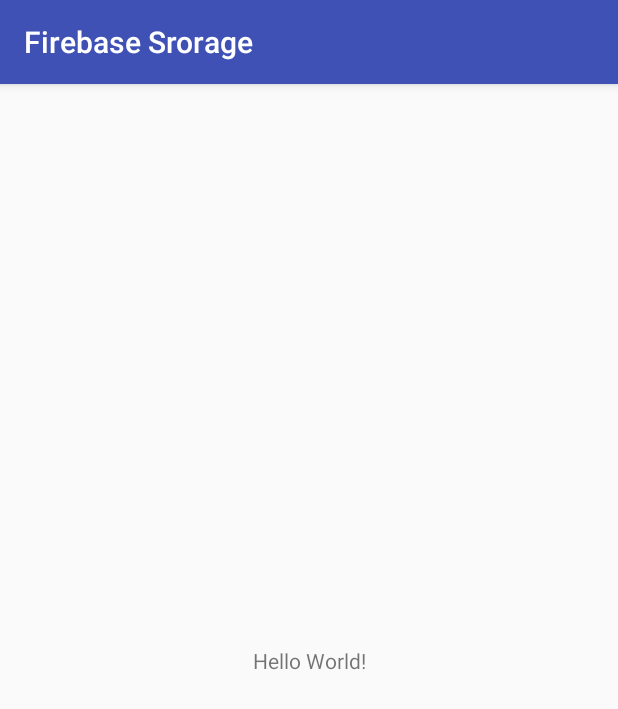
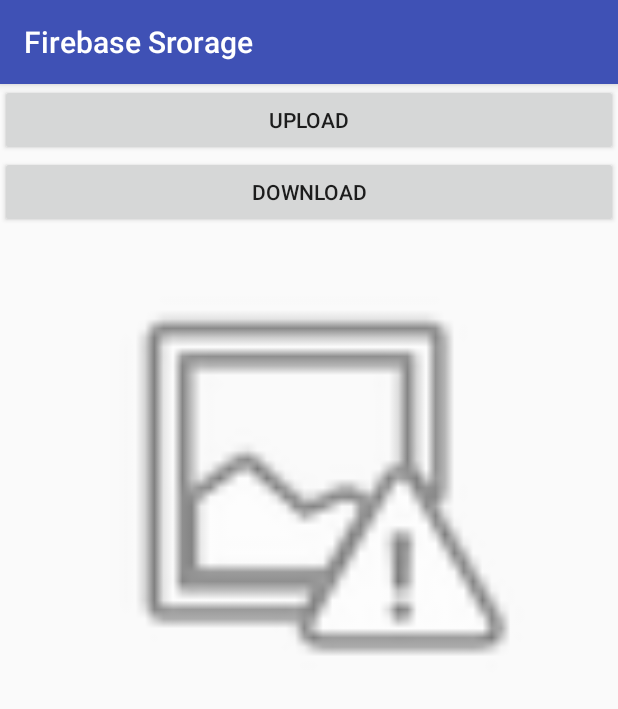
Before and after one commit to edgon85/edgongram, an Android app: the screen it shows after launch (MainActivity), on a phone screen of 412 x 824 dp. Shown: the top 709 px of the screen. Run offline under Robolectric (Android 15) with nearby library versions, the phone set to English and light mode, and no system bars; our stand-ins replace Firebase (no records; nobody signed in at launch, a user with empty details on screens opened directly).

Commit message:
agregado firebase stotage

```diff
--- a/firebasesrorage/build.gradle
+++ b/firebasesrorage/build.gradle
@@ -29,5 +29,8 @@ dependencies {
     })
     compile 'com.android.support:appcompat-v7:26.+'
     compile 'com.android.support.constraint:constraint-layout:1.0.2'
+    compile 'com.google.firebase:firebase-storage:11.0.4'
+
     testCompile 'junit:junit:4.12'
 }
+apply plugin: 'com.google.gms.google-services'
--- a/firebasesrorage/src/main/java/com/edgon/firebaseauthentication/MainActivity.java
+++ b/firebasesrorage/src/main/java/com/edgon/firebaseauthentication/MainActivity.java
@@ -1,13 +1,78 @@
 package com.edgon.firebaseauthentication;
 
+import android.content.Intent;
+import android.graphics.Bitmap;
+import android.net.Uri;
 import android.support.v7.app.AppCompatActivity;
 import android.os.Bundle;
+import android.view.View;
+import android.widget.Button;
+import android.widget.ImageView;
+import android.widget.Toast;
 
-public class MainActivity extends AppCompatActivity {
+import com.google.firebase.storage.StorageReference;
+
+import java.io.ByteArrayOutputStream;
+
+public class MainActivity extends AppCompatActivity implements View.OnClickListener{
+
+    private static final int CHOOSER_IMAGES = 1;
+    private Button btnUpload;
+    private Button btnDownload;
+    private ImageView imgImage;
+
+    private StorageReference storageReference;
 
     @Override
     protected void onCreate(Bundle savedInstanceState) {
         super.onCreate(savedInstanceState);
         setContentView(R.layout.activity_main);
+
+        btnUpload = (Button) findViewById(R.id.btn_upload);
+        btnDownload = (Button) findViewById(R.id.btn_download);
+        imgImage = (ImageView) findViewById(R.id.img_image);
+
+        btnUpload.setOnClickListener(this);
+        btnDownload.setOnClickListener(this);
+        imgImage.setOnClickListener(this);
+    }
+
+    @Override
+    public void onClick(View v) {
+        switch (v.getId()){
+            case R.id.btn_upload:
+                Toast.makeText(this, "Upload", Toast.LENGTH_SHORT).show();
+                break;
+            case R.id.btn_download:
+                Toast.makeText(this, "Download", Toast.LENGTH_SHORT).show();
+                break;
+
+            case R.id.img_image:
+                Intent intent = new Intent();
+                intent.setType("image/*");
+                intent.setAction(Intent.ACTION_GET_CONTENT);
+                startActivityForResult(Intent.createChooser(intent,"Select image"),CHOOSER_IMAGES);
+                break;
+        }
+    }
+
+    @Override
+    protected void onActivityResult(int requestCode, int resultCode, Intent data) {
+        super.onActivityResult(requestCode, resultCode, data);
+        if (requestCode == CHOOSER_IMAGES){
+            Uri uriImage = data.getData();
+            if (uriImage != null){
+                imgImage.setImageURI(uriImage);
+            }
+        }
+    }
+
+    void updateImage(){
+        StorageReference imageRef = storageReference.child("image.png");
+         imgImage.setDrawingCacheEnabled(true);
+        imgImage.buildDrawingCache();
+
+        Bitmap bitmap = imgImage.getDrawingCache();
+        //ByteArrayOutputStream baos =
     }
 }
--- a/firebasesrorage/src/main/res/layout/activity_main.xml
+++ b/firebasesrorage/src/main/res/layout/activity_main.xml
@@ -1,14 +1,32 @@
 <?xml version="1.0" encoding="utf-8"?>
-<android.support.constraint.ConstraintLayout
+<LinearLayout
     xmlns:android="http://schemas.android.com/apk/res/android"
     xmlns:app="http://schemas.android.com/apk/res-auto"
-    xmlns:tools="http://schemas.android.com/tools" android:layout_width="match_parent"
+    xmlns:tools="http://schemas.android.com/tools"
+    android:layout_width="match_parent"
     android:layout_height="match_parent"
+    android:orientation="vertical"
     tools:context="com.edgon.firebaseauthentication.MainActivity">
 
-    <TextView android:layout_width="wrap_content" android:layout_height="wrap_content"
-        android:text="Hello World!" app:layout_constraintBottom_toBottomOf="parent"
-        app:layout_constraintLeft_toLeftOf="parent" app:layout_constraintRight_toRightOf="parent"
-        app:layout_constraintTop_toTopOf="parent" />
+    <Button
+        android:id="@+id/btn_upload"
+        android:layout_width="match_parent"
+        android:layout_height="wrap_content"
+        android:text="upload"/>
 
-</android.support.constraint.ConstraintLayout>
+    <Button
+        android:id="@+id/btn_download"
+        android:layout_width="match_parent"
+        android:layout_height="wrap_content"
+        android:text="download"/>
+
+    <ImageView
+        android:id="@+id/img_image"
+        android:layout_width="300dp"
+        android:layout_height="300dp"
+        android:layout_gravity="center_horizontal"
+        android:layout_marginTop="20dp"
+        android:src="@android:drawable/ic_menu_report_image"/>
+
+
+</LinearLayout>
```
Also changed, not shown: 1 other file.
